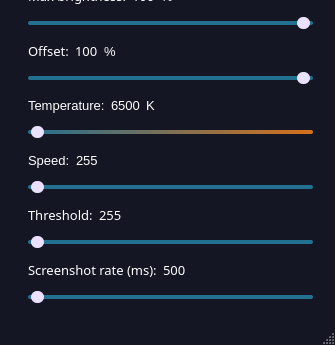
Qt form src/mainwindow.ui (ArtrixTech/DynaGammy) before a commit; both pictures show x 0 to 335 and y 165 to 510 of the 335 by 510 pixel window.
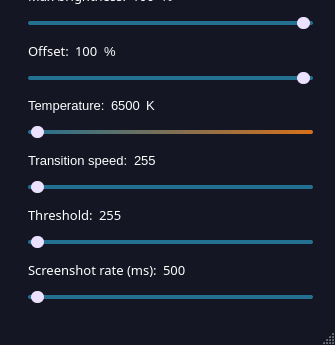
The same form after that commit. Icons and pictures are not drawn.

Commit message: Rename speed setting

```diff
--- a/src/mainwindow.ui
+++ b/src/mainwindow.ui
@@ -1557,7 +1557,7 @@
          <item>
           <widget class="QLabel" name="speedText">
            <property name="text">
-            <string>Speed:</string>
+            <string>Transition speed:</string>
            </property>
           </widget>
          </item>
```
